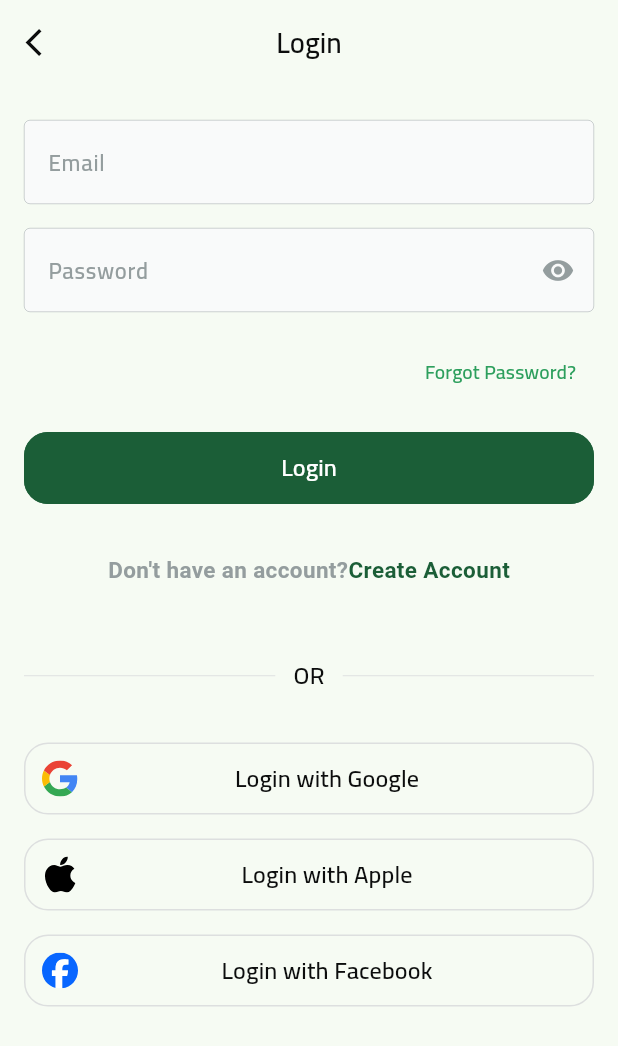
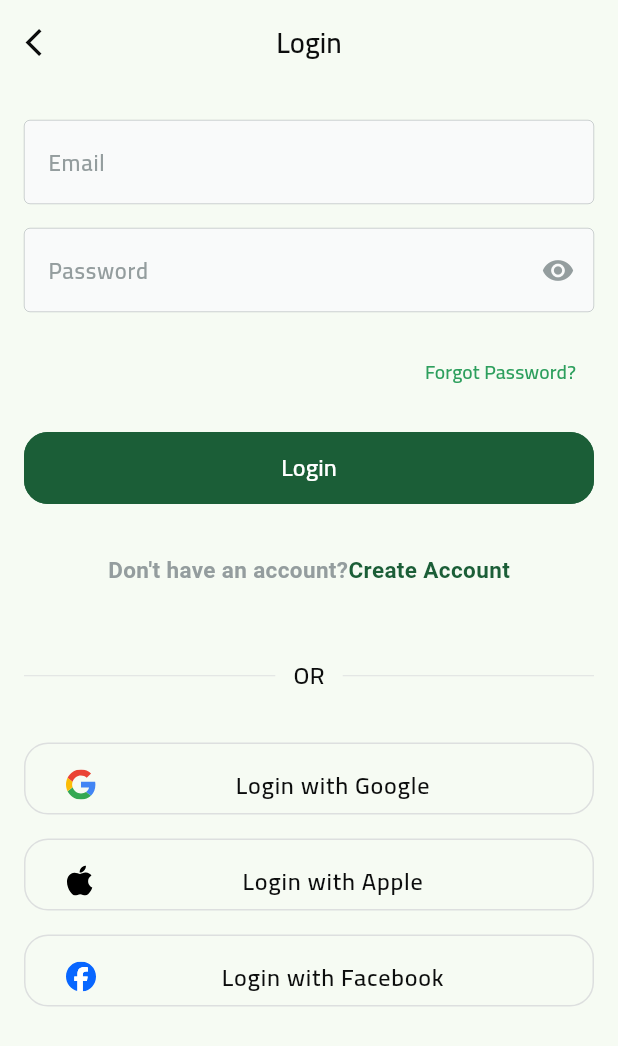
Before and after one commit to Malamrousi/fruits_hub_ecommerce_app, a Flutter app: the screen it shows after launch, after a tap on "Skip", on a phone screen of 412 x 824 dp. Shown: the top 1046 px of the screen. Run offline on Flutter 3.47's test engine with Material 3 defaults, Android fonts, the phone set to English and light mode, and no system bars; our stand-ins replace dots_indicator, flutter_svg, shared_preferences.

```diff
--- a/lib/core/routing/route_name.dart
+++ b/lib/core/routing/route_name.dart
@@ -2,4 +2,5 @@ class RouteName {
   static const String splash = '/splash';
   static const String onBoarding = '/onBoarding';
   static const String login ='login';
+  static const String signUp = '/signUp';
 }
--- a/lib/core/routing/routing.dart
+++ b/lib/core/routing/routing.dart
@@ -1,6 +1,7 @@
 import 'package:flutter/material.dart';
 import 'package:fruit_hub/core/routing/route_name.dart';
 import 'package:fruit_hub/features/auth/presentation/view/login_view.dart';
+import 'package:fruit_hub/features/auth/presentation/view/sign_up_view.dart';
 import 'package:fruit_hub/features/splash/presentation/view/splash_view.dart';
 
 import '../../features/on_boardibg/presentation/view/on_boarding_view.dart';
@@ -8,15 +9,26 @@ import '../../features/on_boardibg/presentation/view/on_boarding_view.dart';
 Route<dynamic> generateRoute(RouteSettings settings) {
   switch (settings.name) {
     case RouteName.splash:
-      return MaterialPageRoute(builder: (_) => const SplashView());
+      return MaterialPageRoute(
+        builder: (_) => const SplashView(),
+      );
     case RouteName.onBoarding:
-      return MaterialPageRoute(builder: (_) => const OnBoardingView());
+      return MaterialPageRoute(
+        builder: (_) => const OnBoardingView(),
+      );
     case RouteName.login:
-      return MaterialPageRoute(builder: (_) => const LoginView());
+      return MaterialPageRoute(
+        builder: (_) => const LoginView(),
+      );
+    case RouteName.signUp:
+      return MaterialPageRoute(
+        builder: (_) => const SignUpView(),
+      );
     default:
       return MaterialPageRoute(
-          builder: (_) => Scaffold(
-                body: Text('No Routes defied to ${settings.name}'),
-              ));
+        builder: (_) => Scaffold(
+          body: Text('No Routes defied to ${settings.name}'),
+        ),
+      );
   }
 }
--- a/lib/features/auth/presentation/view/widgets/custom_social_auth.dart
+++ b/lib/features/auth/presentation/view/widgets/custom_social_auth.dart
@@ -39,24 +39,16 @@ class CustomSocialAuth extends StatelessWidget {
       ),
       onPressed: onPressed,
       child: Center(
-        child: Row(
-          mainAxisAlignment: MainAxisAlignment.spaceBetween,
-          children: [
-            SvgPicture.asset(
-              socialImage,
-              height: 24,
-              width: 24,
-            ),
-            Expanded(
-              child: Center(
-                child: Text(
-                  buttonText,
-                  style: textStyle ?? AppStyles.font16GrayScaleSemiBold,
-                ),
-              ),
-            ),
-          ],
-        ),
+        child: ListTile(
+          visualDensity: const VisualDensity(vertical:VisualDensity.minimumDensity ),
+
+          leading: SvgPicture.asset(socialImage),
+          title: Text(
+            textAlign: TextAlign.center,
+            buttonText,
+            style:  AppStyles.font16GrayScaleSemiBold,
+          ),
+        )
       ),
     );
   }
--- a/lib/features/auth/presentation/view/widgets/dont_have_an_account.dart
+++ b/lib/features/auth/presentation/view/widgets/dont_have_an_account.dart
@@ -1,7 +1,10 @@
 import 'package:flutter/gestures.dart';
 import 'package:flutter/material.dart';
+import 'package:fruit_hub/core/helper/extension.dart';
 import 'package:fruit_hub/core/utils/app_styles.dart';
 import 'package:fruit_hub/generated/l10n.dart';
+
+import '../../../../../core/routing/route_name.dart';
 
 class DontHaveAnAccount extends StatelessWidget {
   const DontHaveAnAccount({super.key});
@@ -17,7 +20,9 @@ class DontHaveAnAccount extends StatelessWidget {
           TextSpan(
             style: AppStyles.font15sPrimaryColorBold,
             text: S.of(context).create_account,
-            recognizer: TapGestureRecognizer()..onTap = () {},
+            recognizer: TapGestureRecognizer()..onTap = () {
+              context.pushNamed(RouteName.signUp);
+            },
           ),
         ],
       ),
--- a/lib/l10n/intl_ar.arb
+++ b/lib/l10n/intl_ar.arb
@@ -11,6 +11,7 @@
     "signup": "حساب جديد",
     "email_hint": "البريد الإلكتروني",
     "password_hint": "كلمة المرور",
+    "name_hint": "الاسم بالكامل",
     "forgot_password": "نسيت كلمة المرور؟",
     "login_google": "تسجيل بواسطة جوجل",
     "login_apple": "تسجيل بواسطة آبل",
--- a/lib/l10n/intl_en.arb
+++ b/lib/l10n/intl_en.arb
@@ -11,6 +11,7 @@
     "signup": "Sign Up",
     "email_hint": "Email",
     "password_hint": "Password",
+    "name_hint": "Name",
     "forgot_password": "Forgot Password?",
     "login_google": "Login with Google",
     "login_apple": "Login with Apple",
--- a/lib/main.dart
+++ b/lib/main.dart
@@ -1,5 +1,6 @@
 import 'package:flutter/material.dart';
 import 'package:flutter_localizations/flutter_localizations.dart';
+import 'package:fruit_hub/constant.dart';
 import 'package:fruit_hub/core/routing/route_name.dart';
 import 'package:fruit_hub/core/services/shared_preferences.dart';
 import 'package:fruit_hub/core/utils/color_manger.dart';
@@ -10,11 +11,15 @@ import 'generated/l10n.dart';
 void main() async {
   WidgetsFlutterBinding.ensureInitialized();
   await SharedPreferencesService.init();
-  runApp(const FruitsHub());
+  bool isOnBoardingSeen =
+      SharedPreferencesService().getBool(isOnBoardingSeenView);
+  runApp(FruitsHub(isOnBoardingSeen: isOnBoardingSeen));
 }
 
 class FruitsHub extends StatelessWidget {
-  const FruitsHub({super.key});
+  final bool isOnBoardingSeen;
+
+  const FruitsHub({super.key, required this.isOnBoardingSeen});
 
   @override
   Widget build(BuildContext context) {
@@ -39,7 +44,7 @@ class FruitsHub extends StatelessWidget {
       },
       debugShowCheckedModeBanner: false,
       onGenerateRoute: generateRoute,
-      initialRoute: RouteName.splash,
+      initialRoute: isOnBoardingSeen ? RouteName.login : RouteName.splash,
     );
   }
 
```
Also changed, not shown: lib/features/auth/presentation/view/sign_up_view.dart (added, +17 -0 lines), lib/features/auth/presentation/view/widgets/sign_up_view_body.dart (added, +55 -0 lines), lib/features/auth/presentation/view/widgets/term_and_condition.dart (added, +60 -0 lines), lib/features/auth/presentation/view/login_view.dart (line endings or trailing spaces), lib/generated/intl/messages_ar.dart, lib/generated/intl/messages_en.dart, lib/generated/l10n.dart, 1 other file.
